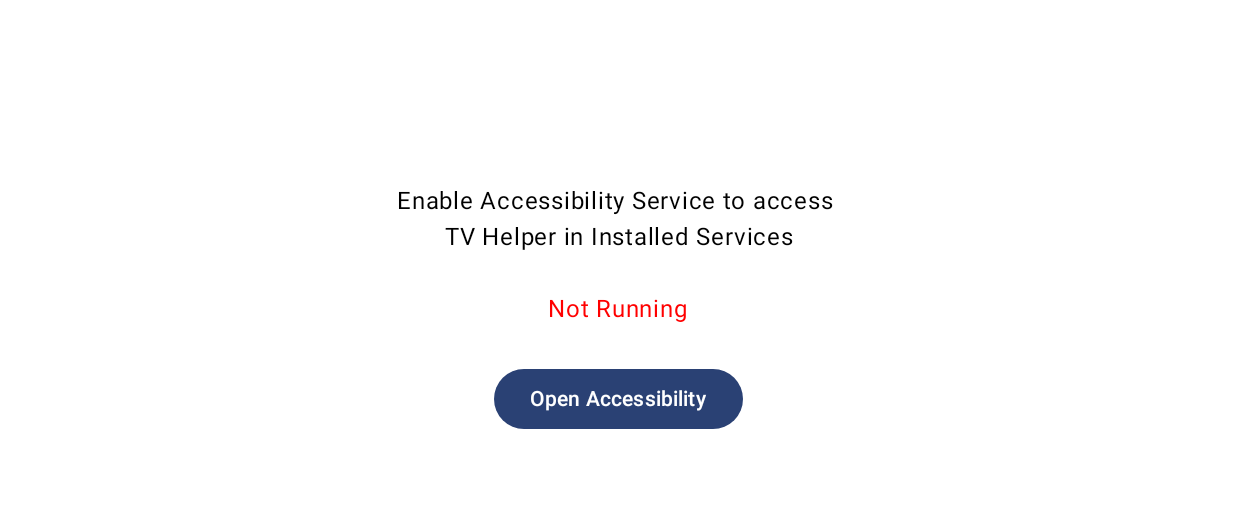
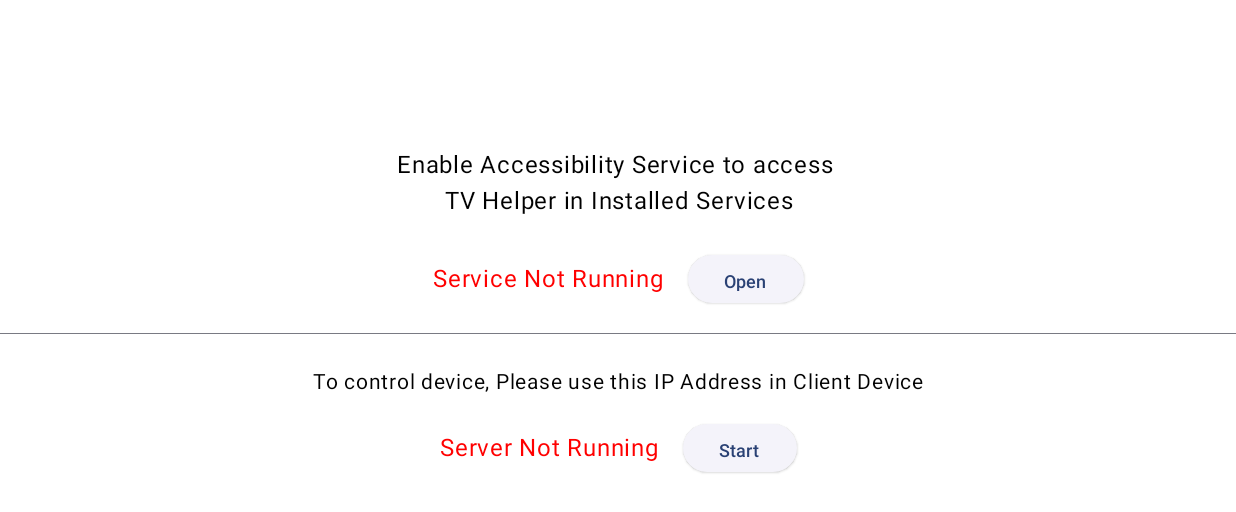
Before and after one commit to DastanIqbal/TVHelper, an Android app built with Jetpack Compose: the screen it shows after launch (MainActivity), on a phone screen of 824 x 412 dp (held sideways). Shown: the top 512 px of the screen. Run offline under Robolectric (Android 15) with nearby library versions, the phone set to English and light mode, and no system bars.

```diff
--- a/tv/src/main/java/com/dastanapps/poweroff/MainActivity.kt
+++ b/tv/src/main/java/com/dastanapps/poweroff/MainActivity.kt
@@ -11,13 +11,16 @@ import androidx.compose.foundation.layout.Column
 import androidx.compose.foundation.layout.Row
 import androidx.compose.foundation.layout.fillMaxSize
 import androidx.compose.foundation.layout.fillMaxWidth
+import androidx.compose.foundation.layout.height
 import androidx.compose.foundation.layout.padding
-import androidx.compose.material3.Button
+import androidx.compose.material3.Divider
+import androidx.compose.material3.ElevatedButton
 import androidx.compose.material3.Surface
 import androidx.compose.material3.Text
 import androidx.compose.runtime.Composable
 import androidx.compose.runtime.MutableState
 import androidx.compose.runtime.mutableStateOf
+import androidx.compose.runtime.remember
 import androidx.compose.ui.Alignment
 import androidx.compose.ui.Modifier
 import androidx.compose.ui.graphics.Color
@@ -25,23 +28,23 @@ import androidx.compose.ui.text.style.TextAlign
 import androidx.compose.ui.tooling.preview.Preview
 import androidx.compose.ui.unit.dp
 import androidx.compose.ui.unit.sp
+import androidx.lifecycle.lifecycleScope
+import com.dastanapps.poweroff.server.RemoteServer
+import com.dastanapps.poweroff.service.SharedChannel
 import com.dastanapps.poweroff.service.TVHelperService
+import com.dastanapps.poweroff.ui.main.HelperScreen
+import com.dastanapps.poweroff.ui.main.models.HelperState
+import com.dastanapps.poweroff.ui.main.models.ServerState
 import com.dastanapps.poweroff.ui.theme.AndroidTVAppsTheme
+import kotlinx.coroutines.flow.collectLatest
+import kotlinx.coroutines.flow.receiveAsFlow
+import kotlinx.coroutines.launch
 
 /**
  *
  * Created by Iqbal Ahmed on 19/02/2023 3:56 PM
  *
  */
-data class HelperState(
-    val runningState: MutableState<Boolean> = mutableStateOf(false),
-    val openService: () -> Unit
-)
-
-data class ServerState(
-    val runningState: MutableState<Boolean> = mutableStateOf(false),
-    val startServer: () -> Unit
-)
 
 class MainActivity : ComponentActivity() {
 
@@ -57,7 +60,7 @@ class MainActivity : ComponentActivity() {
     private val serverState by lazy {
         ServerState(
             startServer = {
-                startService(Intent(this, TVHelperService::class.java))
+                TVHelperService.INSTANCE?.startServer(it)
             }
         )
     }
@@ -74,132 +77,16 @@ class MainActivity : ComponentActivity() {
                 }
             }
         }
-    }
 
-    override fun onResume() {
-        super.onResume()
-        state.runningState.value = TVHelperService.IS_SERVICE_RUNNING
-    }
-}
-
-@Composable
-fun HelperScreen(
-    state: HelperState,
-    serverState: ServerState
-) {
-    Column(
-        modifier = Modifier
-            .fillMaxSize()
-            .background(Color.White),
-        horizontalAlignment = Alignment.CenterHorizontally,
-        verticalArrangement = Arrangement.Center
-    ) {
-
-        AccessibilityScreen(state = state)
-//        Divider(
-//            thickness = 1.dp
-//        )
-//        ServerScreen(state = serverState)
-    }
-}
-
-@Composable
-fun AccessibilityScreen(state: HelperState) {
-    Column(
-        modifier = Modifier
-            .fillMaxWidth()
-            .padding(20.dp),
-        horizontalAlignment = Alignment.CenterHorizontally,
-        verticalArrangement = Arrangement.Center
-    ) {
-        Text(
-            text = "Enable Accessibility Service to access \nTV Helper in Installed Services",
-            textAlign = TextAlign.Center
-        )
-        if (state.runningState.value) {
-            Text(
-                text = "Running",
-                color = Color.Green,
-                modifier = Modifier.padding(top = 24.dp)
-            )
-            Text(
-                text = "To Stop, Turn off TV Helper in Installed Services",
-                fontSize = 12.sp,
-                color = Color.LightGray,
-                modifier = Modifier.padding(top = 16.dp)
-            )
-        } else {
-            Text(
-                text = "Not Running",
-                color = Color.Red,
-                modifier = Modifier.padding(top = 24.dp)
-            )
+        MainApp.mainScope.launch {
+            SharedChannel.serverRunningState.receiveAsFlow().collect {
+                this@MainActivity.serverState.runningState.value = it
+            }
         }
-        Row(
-            modifier = Modifier.fillMaxWidth(),
-            horizontalArrangement = Arrangement.Center
-        ) {
-            Button(
-                modifier = Modifier.padding(top = 24.dp),
-                onClick = {
-                    state.openService()
-                }
-            ) {
-                Text(text = "Open Accessibility")
+        MainApp.mainScope.launch {
+            SharedChannel.serviceRunningState.receiveAsFlow().collect {
+                this@MainActivity.state.runningState.value = it
             }
         }
     }
 }
-
-@Composable
-fun ServerScreen(state: ServerState) {
-    Column(
-        modifier = Modifier
-            .fillMaxWidth()
-            .padding(20.dp),
-        horizontalAlignment = Alignment.CenterHorizontally,
-        verticalArrangement = Arrangement.Center
-    ) {
-
-        Text(
-            text = "To control device, Please use this IP Address",
-            modifier = Modifier.fillMaxWidth(),
-            textAlign = TextAlign.Center
-        )
-        if (state.runningState.value) {
-            Text(
-                text = "Running",
-                color = Color.Green,
-                modifier = Modifier.padding(top = 24.dp)
-            )
-        } else {
-            Text(
-                text = "Not Running",
-                color = Color.Red,
-                modifier = Modifier.padding(top = 24.dp)
-            )
-        }
-        Row(
-            modifier = Modifier.fillMaxWidth(),
-            horizontalArrangement = Arrangement.Center
-        ) {
-            Button(
-                modifier = Modifier.padding(top = 24.dp),
-                onClick = {
-                    state.startServer()
-                }
-            ) {
-                Text(text = "Start")
-            }
-        }
-    }
-}
-
-@Preview
-@Composable
-fun HelperScreenPreview() {
-    HelperScreen(
-        HelperState(openService = {}),
-        ServerState(startServer = {})
-    )
-}
--- a/tv/src/main/java/com/dastanapps/poweroff/MainApp.kt
+++ b/tv/src/main/java/com/dastanapps/poweroff/MainApp.kt
@@ -2,6 +2,11 @@ package com.dastanapps.poweroff
 
 import android.app.Application
 import com.dastanapps.poweroff.common.log.Logger
+import kotlinx.coroutines.CoroutineScope
+import kotlinx.coroutines.Dispatchers
+import kotlinx.coroutines.Job
+import kotlinx.coroutines.MainScope
+import kotlinx.coroutines.SupervisorJob
 
 /**
  *
@@ -17,5 +22,7 @@ class MainApp : Application() {
 
     companion object {
         fun log(msg: String) = Logger.logDebug("TV Remote", msg)
+        val ioScope = CoroutineScope(Dispatchers.IO + SupervisorJob())
+        val mainScope = MainScope()
     }
 }
--- /dev/null
+++ b/tv/src/main/java/com/dastanapps/poweroff/service/SharedChannel.kt
@@ -0,0 +1,20 @@
+package com.dastanapps.poweroff.service
+
+import kotlinx.coroutines.channels.Channel
+
+/**
+ *
+ * Created by Iqbal Ahmed on 25/02/2023 4:18 PM
+ *
+ */
+
+object SharedChannel {
+    val serviceRunningState = Channel<Boolean>()
+
+    val serverRunningState = Channel<Boolean>()
+
+    fun cancelAll(){
+        serviceRunningState.cancel()
+        serverRunningState.cancel()
+    }
+}
--- /dev/null
+++ b/tv/src/main/java/com/dastanapps/poweroff/ui/main/MainScreen.kt
@@ -0,0 +1,200 @@
+package com.dastanapps.poweroff.ui.main
+
+import androidx.compose.foundation.background
+import androidx.compose.foundation.layout.Arrangement
+import androidx.compose.foundation.layout.Column
+import androidx.compose.foundation.layout.Row
+import androidx.compose.foundation.layout.fillMaxSize
+import androidx.compose.foundation.layout.fillMaxWidth
+import androidx.compose.foundation.layout.height
+import androidx.compose.foundation.layout.padding
+import androidx.compose.material3.Divider
+import androidx.compose.material3.ElevatedButton
+import androidx.compose.material3.Text
+import androidx.compose.runtime.Composable
+import androidx.compose.runtime.MutableState
+import androidx.compose.runtime.mutableStateOf
+import androidx.compose.runtime.remember
+import androidx.compose.ui.Alignment
+import androidx.compose.ui.Modifier
+import androidx.compose.ui.graphics.Color
+import androidx.compose.ui.text.style.TextAlign
+import androidx.compose.ui.tooling.preview.Preview
+import androidx.compose.ui.unit.dp
+import androidx.compose.ui.unit.sp
+import com.dastanapps.poweroff.ui.main.models.HelperState
+import com.dastanapps.poweroff.ui.main.models.ServerState
+
+/**
+ *
+ * Created by Iqbal Ahmed on 25/02/2023 4:38 PM
+ *
+ */
+
+
+@Composable
+fun HelperScreen(
+    state: HelperState,
+    serverState: ServerState
+) {
+    Column(
+        modifier = Modifier
+            .fillMaxSize()
+            .background(Color.White),
+        horizontalAlignment = Alignment.CenterHorizontally,
+        verticalArrangement = Arrangement.Center
+    ) {
+
+        AccessibilityScreen(state = state)
+        Divider(thickness = 0.5.dp)
+        ServerScreen(state = serverState)
+    }
+}
+
+@Composable
+fun AccessibilityScreen(state: HelperState) {
+    Column(
+        modifier = Modifier
+            .fillMaxWidth()
+            .padding(20.dp),
+        horizontalAlignment = Alignment.CenterHorizontally,
+        verticalArrangement = Arrangement.Center
+    ) {
+        Text(
+            text = "Enable Accessibility Service to access \nTV Helper in Installed Services",
+            textAlign = TextAlign.Center,
+            modifier = Modifier.fillMaxWidth()
+        )
+        if (state.runningState.value) {
+            Text(
+                text = "Service is Running",
+                color = Color.Green,
+                modifier = Modifier.padding(top = 24.dp)
+            )
+            Text(
+                text = "To Stop, Turn off TV Helper in Installed Services",
+                fontSize = 12.sp,
+                color = Color.LightGray,
+                modifier = Modifier.padding(top = 16.dp)
+            )
+        } else {
+            Row(
+                modifier = Modifier
+                    .fillMaxWidth()
+                    .padding(top = 24.dp),
+                verticalAlignment = Alignment.CenterVertically,
+                horizontalArrangement = Arrangement.Center
+            ) {
+                Text(
+                    text = "Service Not Running",
+                    color = Color.Red,
+                    modifier = Modifier.padding(end = 16.dp)
+                )
+
+                ElevatedButton(
+                    modifier = Modifier
+                        .align(Alignment.CenterVertically)
+                        .height(32.dp),
+                    onClick = {
+                        state.openService()
+                    }
+                ) {
+                    Text(
+                        text = "Open",
+                        fontSize = 12.sp
+                    )
+                }
+            }
+        }
+    }
+}
+
+@Composable
+fun ServerScreen(state: ServerState) {
+    Column(
+        modifier = Modifier
+            .fillMaxWidth()
+            .padding(20.dp),
+        horizontalAlignment = Alignment.CenterHorizontally,
+        verticalArrangement = Arrangement.Center
+    ) {
+
+        Text(
+            text = "To control device, Please use this IP Address in Client Device",
+            fontSize = 14.sp,
+            modifier = Modifier.fillMaxWidth(),
+            textAlign = TextAlign.Center
+        )
+        if (state.runningState.value) {
+            Row(
+                modifier = Modifier
+                    .fillMaxWidth()
+                    .padding(top = 16.dp),
+                horizontalArrangement = Arrangement.Center,
+                verticalAlignment = Alignment.CenterVertically
+            ) {
+                Text(
+                    text = "Server is Running",
+                    color = Color.Green,
+                    modifier = Modifier.padding(end = 16.dp)
+                )
+
+                ElevatedButton(
+                    modifier = Modifier.height(32.dp),
+                    onClick = {
+                        state.startServer(false)
+                    }
+                ) {
+                    Text(
+                        text = "Stop",
+                        fontSize = 12.sp
+                    )
+                }
+            }
+        } else {
+            Row(
+                modifier = Modifier
+                    .fillMaxWidth()
+                    .padding(top = 16.dp),
+                horizontalArrangement = Arrangement.Center,
+                verticalAlignment = Alignment.CenterVertically
+            ) {
+                Text(
+                    text = "Server Not Running",
+                    color = Color.Red,
+                    modifier = Modifier.padding(end = 16.dp)
+                )
+
+                ElevatedButton(
+                    modifier = Modifier.height(32.dp),
+                    onClick = {
+                        state.startServer(true)
+                    }
+                ) {
+                    Text(
+                        text = "Start",
+                        fontSize = 12.sp
+                    )
+                }
+            }
+        }
+    }
+}
+
+@Preview
+@Composable
+fun HelperScreenPreview() {
+    val runningState: MutableState<Boolean> = remember {
+        mutableStateOf(true)
+    }
+    HelperScreen(
+        HelperState(
+            runningState = runningState,
+            openService = {}
+        ),
+        ServerState(
+            runningState = runningState,
+            startServer = {}
+        )
+    )
+}
--- /dev/null
+++ b/tv/src/main/java/com/dastanapps/poweroff/ui/main/models/HelperState.kt
@@ -0,0 +1,20 @@
+package com.dastanapps.poweroff.ui.main.models
+
+import androidx.compose.runtime.MutableState
+import androidx.compose.runtime.mutableStateOf
+
+/**
+ *
+ * Created by Iqbal Ahmed on 25/02/2023 4:37 PM
+ *
+ */
+
+data class HelperState(
+    val runningState: MutableState<Boolean> = mutableStateOf(false),
+    val openService: () -> Unit
+)
+
+data class ServerState(
+    val runningState: MutableState<Boolean> = mutableStateOf(false),
+    val startServer: (start: Boolean) -> Unit
+)
```
Also changed, not shown: tv/src/main/java/com/dastanapps/poweroff/server/RemoteServer.kt (+9 -0 lines), tv/src/main/java/com/dastanapps/poweroff/service/TVHelperService.kt (+21 -1 lines), 1 other file.
